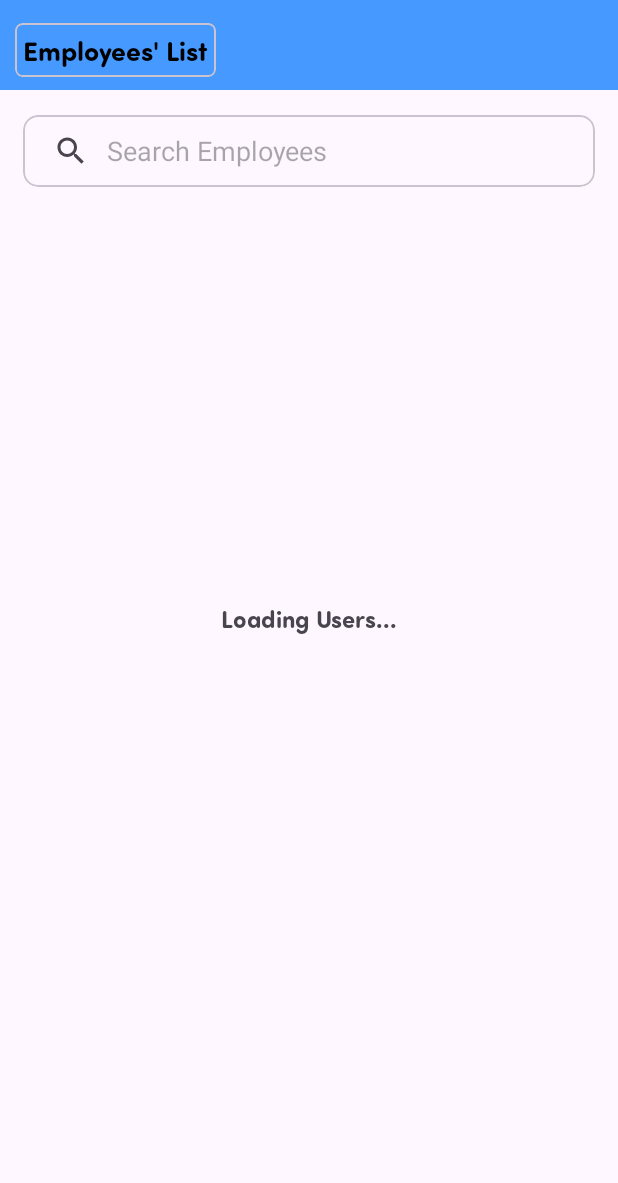
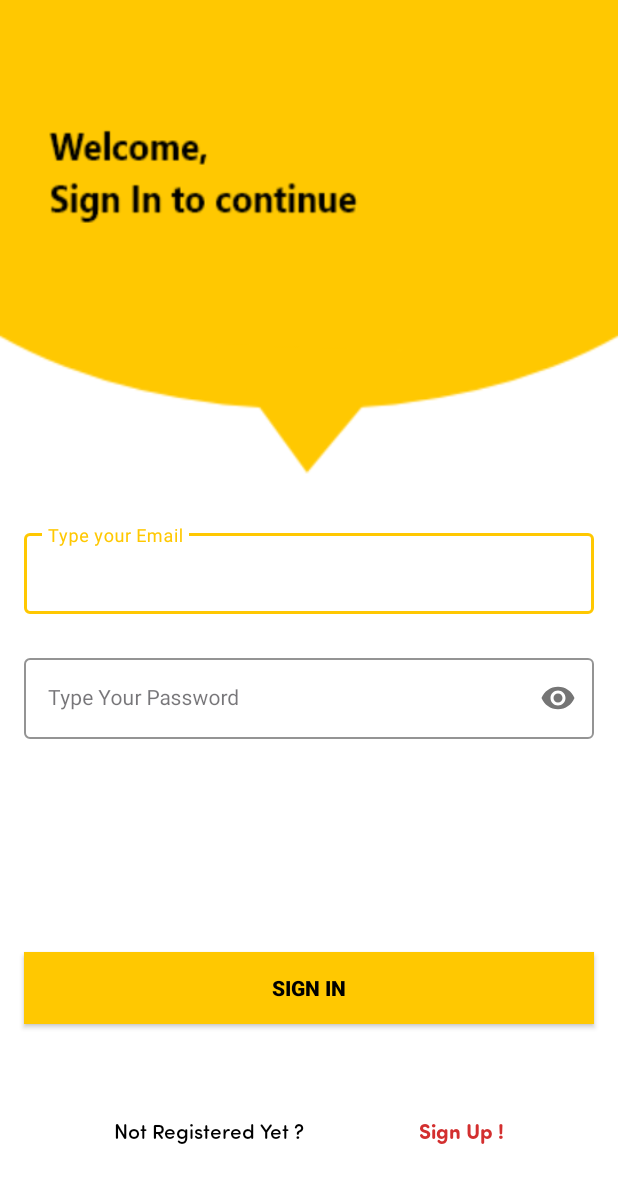
Before and after one commit to debz-g/MoneyManager, an Android app: the screen it shows after launch (MainActivity before the commit, LoginActivity after it), on a phone screen of 412 x 824 dp. Shown: the top 1183 px of the screen. Run offline under Robolectric (Android 15) with nearby library versions, the phone set to English and light mode, and no system bars; our stand-ins replace Firebase (no records; nobody signed in at launch, a user with empty details on screens opened directly).

Commit message:
Implemented Login,Signup with Firebase Authentication and added Splash Screen

```diff
--- a/app/src/main/java/dev/refox/moneymanager/MainActivity.kt
+++ b/app/src/main/java/dev/refox/moneymanager/MainActivity.kt
@@ -42,7 +42,6 @@ class MainActivity : AppCompatActivity() {
         binding.rvEmployeesList.visibility = View.INVISIBLE
 
         database = FirebaseDatabase.getInstance().getReference("employees")
-
 
         empList = arrayListOf<UserModel>()
         employeeAdapter = EmployeeAdapter(empList)
--- /dev/null
+++ b/app/src/main/java/dev/refox/moneymanager/SplashActivity.kt
@@ -0,0 +1,37 @@
+package dev.refox.moneymanager
+
+import android.content.Context
+import android.content.Intent
+import androidx.appcompat.app.AppCompatActivity
+import android.os.Bundle
+import android.os.Handler
+import android.widget.Toast
+import dev.redfox.moneymanager.auth.LoginActivity
+import dev.refox.moneymanager.databinding.ActivitySplashBinding
+
+class SplashActivity : AppCompatActivity() {
+    private lateinit var binding: ActivitySplashBinding
+    override fun onCreate(savedInstanceState: Bundle?) {
+        super.onCreate(savedInstanceState)
+        binding = ActivitySplashBinding.inflate(layoutInflater)
+        setContentView(binding.root)
+        window.setStatusBarColor(this.getResources().getColor(R.color.white))
+
+        Handler().postDelayed({
+
+            val sharedPreference = getSharedPreferences("LOGIN", Context.MODE_PRIVATE)
+            val hasLoggedIn: Boolean = sharedPreference.getBoolean("hasLoggedIn", false)
+
+            if (hasLoggedIn) {
+                startActivity(Intent(this, MainActivity::class.java))
+                finish()
+            } else {
+                startActivity(Intent(this, LoginActivity::class.java))
+                finish()
+            }
+
+        }, 2000)
+
+        Toast.makeText(this, "Welcome", Toast.LENGTH_SHORT).show()
+    }
+}
--- /dev/null
+++ b/app/src/main/java/dev/refox/moneymanager/auth/LoginActivity.kt
@@ -0,0 +1,64 @@
+package dev.redfox.moneymanager.auth
+
+import android.content.Context
+import android.content.Intent
+import androidx.appcompat.app.AppCompatActivity
+import android.os.Bundle
+import android.widget.Toast
+import androidx.core.content.ContextCompat
+import com.google.firebase.auth.FirebaseAuth
+import dev.refox.moneymanager.MainActivity
+import dev.refox.moneymanager.R
+import dev.refox.moneymanager.databinding.ActivityLoginBinding
+
+
+class LoginActivity : AppCompatActivity() {
+
+    private lateinit var binding: ActivityLoginBinding
+    private lateinit var firebaseAuth: FirebaseAuth
+
+    override fun onCreate(savedInstanceState: Bundle?) {
+        super.onCreate(savedInstanceState)
+        binding = ActivityLoginBinding.inflate(layoutInflater)
+        setContentView(binding.root)
+        window.setStatusBarColor(ContextCompat.getColor(baseContext, R.color.yellow))
+        firebaseAuth = FirebaseAuth.getInstance()
+
+        binding.tvSignUp.setOnClickListener {
+            val intent = Intent(this, SignUpActivity::class.java)
+            intent.addFlags(Intent.FLAG_ACTIVITY_CLEAR_TOP)
+            startActivity(intent)
+            finish()
+        }
+
+        binding.btnSignIn.setOnClickListener {
+            val email = binding.etEmail.text.toString()
+            val pass = binding.etPassword.text.toString()
+
+            if (email.isNotEmpty() && pass.isNotEmpty()) {
+
+                firebaseAuth.signInWithEmailAndPassword(email, pass).addOnCompleteListener {
+                    if (it.isSuccessful) {
+
+                        val sharedPreference = getSharedPreferences("LOGIN", Context.MODE_PRIVATE)
+                        val editor = sharedPreference.edit()
+                        editor.putBoolean("hasLoggedIn", true)
+                        editor.apply()
+
+
+                        val intent = Intent(this, MainActivity::class.java)
+                        intent.addFlags(Intent.FLAG_ACTIVITY_CLEAR_TOP)
+                        startActivity(intent)
+                        finish()
+                    } else {
+                        Toast.makeText(this, it.exception.toString(), Toast.LENGTH_SHORT).show()
+                    }
+                }
+            } else {
+                Toast.makeText(this, "Empty Fields Are not Allowed !!", Toast.LENGTH_SHORT).show()
+
+            }
+        }
+    }
+
+}
--- /dev/null
+++ b/app/src/main/res/layout/activity_login.xml
@@ -0,0 +1,99 @@
+<?xml version="1.0" encoding="utf-8"?>
+<androidx.constraintlayout.widget.ConstraintLayout xmlns:android="http://schemas.android.com/apk/res/android"
+    xmlns:app="http://schemas.android.com/apk/res-auto"
+    xmlns:tools="http://schemas.android.com/tools"
+    android:layout_width="match_parent"
+    android:layout_height="match_parent"
+    android:background="@drawable/signin_screen"
+    tools:context="dev.redfox.moneymanager.auth.LoginActivity">
+
+
+    <com.google.android.material.textfield.TextInputLayout
+        android:id="@+id/emailLayout"
+        style="@style/LoginTextInputOuterFieldStyle"
+        android:layout_width="match_parent"
+        android:layout_height="wrap_content"
+        android:layout_marginHorizontal="16dp"
+        android:layout_marginTop="350dp"
+        app:boxStrokeColor="@color/yellow"
+        app:hintTextColor="@color/yellow"
+        app:layout_constraintEnd_toEndOf="parent"
+        app:layout_constraintHorizontal_bias="0.5"
+        app:layout_constraintStart_toStartOf="parent"
+        app:layout_constraintTop_toTopOf="parent">
+
+        <com.google.android.material.textfield.TextInputEditText
+            android:id="@+id/etEmail"
+            style="@style/LoginTextInputInnerFieldStyle"
+            android:layout_width="match_parent"
+            android:layout_height="wrap_content"
+            android:hint="Type your Email"
+            android:inputType="textEmailAddress" />
+    </com.google.android.material.textfield.TextInputLayout>
+
+    <com.google.android.material.textfield.TextInputLayout
+        android:id="@+id/passwordLayout"
+        style="@style/LoginTextInputOuterFieldStyle"
+        android:layout_width="match_parent"
+        android:layout_height="wrap_content"
+        android:layout_marginHorizontal="16dp"
+        android:layout_marginTop="24dp"
+        app:boxStrokeColor="@color/yellow"
+        app:hintTextColor="@color/yellow"
+        app:layout_constraintEnd_toEndOf="parent"
+        app:layout_constraintHorizontal_bias="0.5"
+        app:layout_constraintStart_toStartOf="parent"
+        app:layout_constraintTop_toBottomOf="@id/emailLayout"
+        app:passwordToggleEnabled="true">
+
+        <com.google.android.material.textfield.TextInputEditText
+            android:id="@+id/etPassword"
+            style="@style/LoginTextInputInnerFieldStyle"
+            android:layout_width="match_parent"
+            android:layout_height="wrap_content"
+            android:hint="Type Your Password"
+            android:inputType="textPassword" />
+    </com.google.android.material.textfield.TextInputLayout>
+
+    <androidx.appcompat.widget.AppCompatButton
+        android:id="@+id/btnSignIn"
+        android:layout_width="0dp"
+        android:layout_height="wrap_content"
+        android:layout_marginHorizontal="16dp"
+        android:background="@color/yellow"
+        android:text="Sign In"
+        android:textColor="@color/black"
+        android:textStyle="bold"
+        app:layout_constraintBottom_toBottomOf="parent"
+        app:layout_constraintEnd_toEndOf="parent"
+        app:layout_constraintHorizontal_bias="0.5"
+        app:layout_constraintStart_toStartOf="parent"
+        app:layout_constraintTop_toBottomOf="@+id/passwordLayout" />
+
+    <TextView
+        android:id="@+id/tvSign"
+        android:layout_width="wrap_content"
+        android:layout_height="wrap_content"
+        android:textColor="@color/black"
+        android:text="Not Registered Yet ?"
+        android:fontFamily="@font/sofiaprosoftmedium"
+        app:layout_constraintBottom_toBottomOf="parent"
+        app:layout_constraintEnd_toStartOf="@id/tvSignUp"
+        app:layout_constraintHorizontal_bias="0.5"
+        app:layout_constraintStart_toStartOf="parent"
+        app:layout_constraintTop_toBottomOf="@+id/btnSignIn" />
+
+    <TextView
+        android:id="@+id/tvSignUp"
+        android:layout_width="wrap_content"
+        android:layout_height="wrap_content"
+        android:textColor="@color/colorError"
+        android:text="Sign Up !"
+        android:fontFamily="@font/sofiaprosoftbold"
+        app:layout_constraintBottom_toBottomOf="parent"
+        app:layout_constraintEnd_toEndOf="parent"
+        app:layout_constraintHorizontal_bias="0.5"
+        app:layout_constraintStart_toEndOf="@id/tvSign"
+        app:layout_constraintTop_toBottomOf="@+id/btnSignIn" />
+
+</androidx.constraintlayout.widget.ConstraintLayout>
--- a/app/src/main/res/values/colors.xml
+++ b/app/src/main/res/values/colors.xml
@@ -28,4 +28,7 @@
     <color name="colorSuccess">#4caf50</color>
     <color name="colorError">#d32f2f</color>
     <color name="colorWarning">#ff9800</color>
+
+    <color name="yellow">#FFC801</color>
+    <color name="subtleYellow">#FFD436</color>
 </resources>
--- a/app/src/main/res/values/themes.xml
+++ b/app/src/main/res/values/themes.xml
@@ -13,4 +13,23 @@
         <item name="android:statusBarColor">?attr/colorPrimaryVariant</item>
         <!-- Customize your theme here. -->
     </style>
+
+
+    <style name="LoginTextInputOuterFieldStyle" parent="Widget.MaterialComponents.TextInputLayout.OutlinedBox">
+        <item name="android:layout_width">match_parent</item>
+        <item name="android:layout_height">wrap_content</item>
+        <item name="android:layout_marginTop">15dp</item>
+        <item name="android:layout_marginBottom">15dp</item>
+    </style>
+
+    <style name="LoginTextInputInnerFieldStyle" parent="Widget.MaterialComponents.TextInputLayout.OutlinedBox">
+        <item name="android:layout_width">match_parent</item>
+        <item name="android:layout_height">wrap_content</item>
+        <item name="android:textColor">@color/black</item>
+        <item name="android:textColorHint">@color/black</item>
+        <item name="android:maxLines">1</item>
+        <item name="android:textSize">14sp</item>
+        <item name="android:singleLine">true</item>
+    </style>
+
 </resources>
```
Also changed, not shown: app/src/main/AndroidManifest.xml (+31 -5 lines), app/src/main/java/dev/refox/moneymanager/auth/SignUpActivity.kt (added, +107 -0 lines), app/src/main/res/layout/activity_sign_up.xml (added, +129 -0 lines), app/src/main/res/layout/activity_splash.xml (added, +29 -0 lines), app/src/main/res/drawable-v24/icon.png (added), app/src/main/res/drawable-v24/signin_screen.png (added), app/src/main/res/drawable-v24/signup_screen.png (added).
